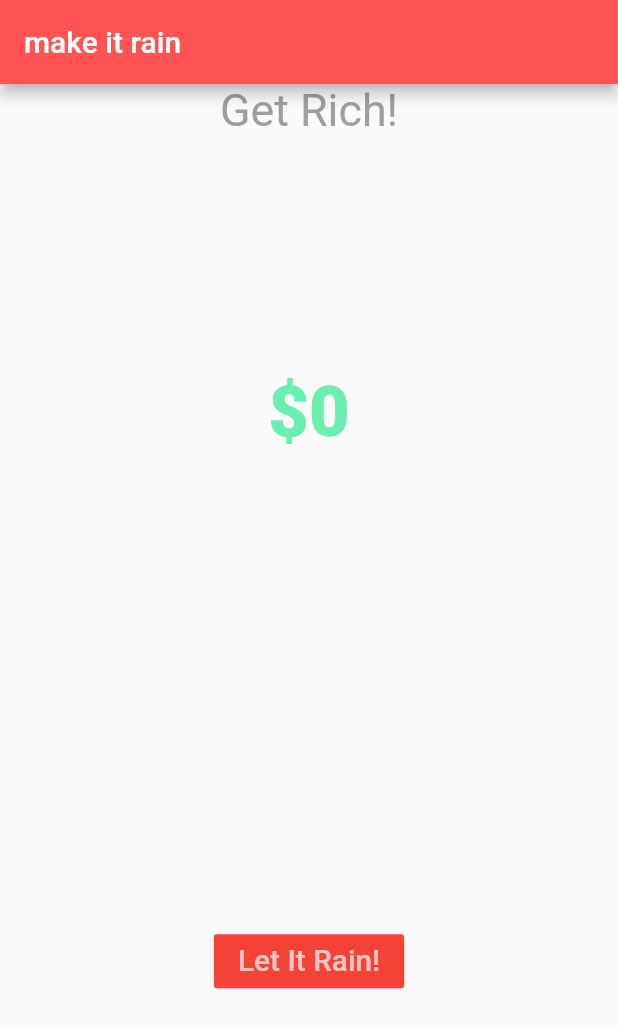
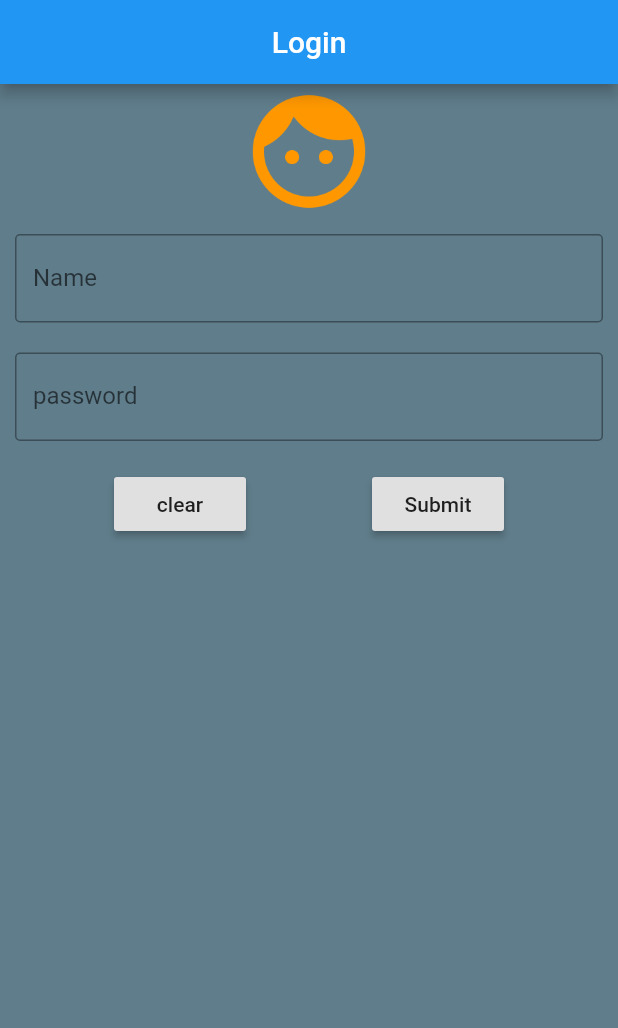
Before and after one commit to ItsChoudhry/trying_flutter, a Flutter app: the screen it shows after launch, on a phone screen of 412 x 824 dp. Shown: the top 1028 px of the screen. Run offline on Flutter 3.47's test engine with Material 2 defaults, Android fonts, the phone set to English and light mode, and no system bars.

Commit message:
create login page

```diff
--- a/lib/main.dart
+++ b/lib/main.dart
@@ -4,11 +4,9 @@ import 'ui/layout.dart';
 import 'ui/scaffold.dart';
 import 'ui/gesture.dart';
 import 'ui/makeitrain.dart';
+import 'ui/login.dart';
 
 void main(List<String> args) {
   var title = 'gesture';
-  runApp(MaterialApp(
-    title: title,
-    home: MakeItRain(),
-  ));
+  runApp(CustomLogin());
 }
--- /dev/null
+++ b/lib/ui/customloginform.dart
@@ -0,0 +1,117 @@
+import 'package:flutter/material.dart';
+
+class CustomLoginForm extends StatefulWidget {
+  @override
+  _CustomLoginFormState createState() => _CustomLoginFormState();
+}
+
+class _LoginData {
+  String name = "";
+  String password = "";
+}
+
+class _CustomLoginFormState extends State<CustomLoginForm> {
+  final _formKey = GlobalKey<FormState>();
+  _LoginData _data = _LoginData();
+
+  @override
+  Widget build(BuildContext context) {
+    return Form(
+      key: _formKey,
+      child: Column(
+        crossAxisAlignment: CrossAxisAlignment.start,
+        children: <Widget>[
+          Center(
+            child: Image.asset(
+              "images/face.png",
+              width: 90,
+              height: 90,
+              color: Colors.orange,
+            ),
+          ),
+          Padding(
+            padding: const EdgeInsets.all(10.0),
+            child: TextFormField(
+              decoration: InputDecoration(
+                  labelText: "Name",
+                  border: OutlineInputBorder(
+                      gapPadding: 3.3,
+                      borderRadius: BorderRadius.circular(3.3))),
+              validator: (value) {
+                if (value.isEmpty) {
+                  return "Please Enter Name";
+                }
+                _data.name = value;
+              },
+            ),
+          ),
+          Padding(
+            padding: const EdgeInsets.all(10.0),
+            child: TextFormField(
+              obscureText: true,
+              decoration: InputDecoration(
+                  labelText: "password",
+                  border: OutlineInputBorder(
+                      gapPadding: 3.3,
+                      borderRadius: BorderRadius.circular(3.3))),
+              validator: (value) {
+                if (value.isEmpty) {
+                  return "Please Enter password";
+                }
+                _data.password = value;
+              },
+            ),
+          ),
+          Container(
+            child: Row(
+              mainAxisAlignment: MainAxisAlignment.spaceEvenly,
+              children: <Widget>[
+                Padding(
+                  padding: const EdgeInsets.all(8.0),
+                  child: RaisedButton(
+                    onPressed: () {
+                      _formKey.currentState.reset();
+                      setState(() {
+                        _data.name = "";
+                      });
+                    },
+                    child: Text('clear'),
+                  ),
+                ),
+                Padding(
+                  padding: const EdgeInsets.all(8.0),
+                  child: RaisedButton(
+                    onPressed: () {
+                      if (_formKey.currentState.validate()) {
+                        setState(() {
+                          _data.name = _data.name;
+                        });
+
+                        Scaffold.of(context)
+                            .showSnackBar(SnackBar(content: Text("Success!")));
+                      }
+                    },
+                    child: Text('Submit'),
+                  ),
+                )
+              ],
+            ),
+          ),
+          Padding(
+            padding: const EdgeInsets.all(8.0),
+            child: Center(
+                child: _data.name.isEmpty
+                    ? Text("")
+                    : Text(
+                        "Whale-cum ${_data.name}",
+                        style: TextStyle(
+                            fontWeight: FontWeight.bold,
+                            color: Colors.white,
+                            fontSize: 19.0),
+                      )),
+          )
+        ],
+      ),
+    );
+  }
+}
--- /dev/null
+++ b/lib/ui/login.dart
@@ -0,0 +1,20 @@
+import 'package:flutter/material.dart';
+import 'customloginform.dart';
+
+class CustomLogin extends StatelessWidget {
+  @override
+  Widget build(BuildContext context) {
+    final appTitle = "Login";
+    return MaterialApp(
+      title: appTitle,
+      home: Scaffold(
+        appBar: AppBar(
+          title: Text(appTitle),
+          centerTitle: true,
+        ),
+        backgroundColor: Colors.blueGrey,
+        body: CustomLoginForm(),
+      ),
+    );
+  }
+}
--- a/pubspec.yaml
+++ b/pubspec.yaml
@@ -45,8 +45,8 @@ flutter:
   uses-material-design: true
 
   # To add assets to your application, add an assets section, like this:
-  # assets:
-  #   - images/a_dot_burr.jpeg
+  assets:
+    - images/face.png
   #   - images/a_dot_ham.jpeg
 
   # An image asset can refer to one or more resolution-specific "variants", see
```
Also changed, not shown: images/face.png (added).
